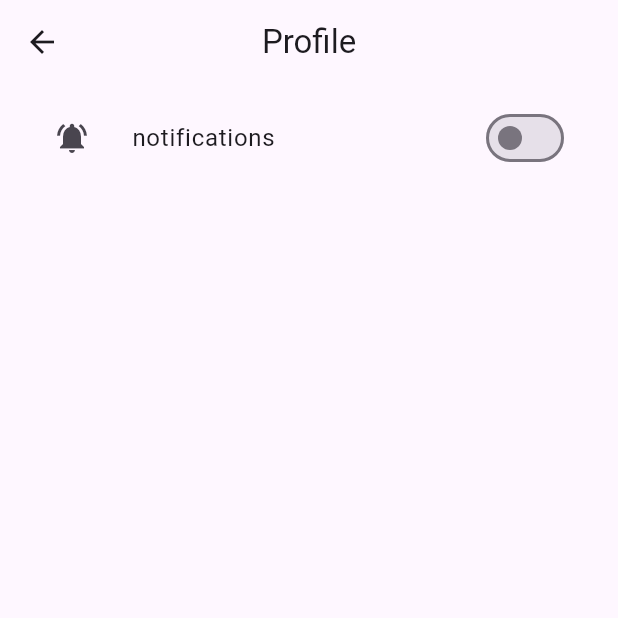
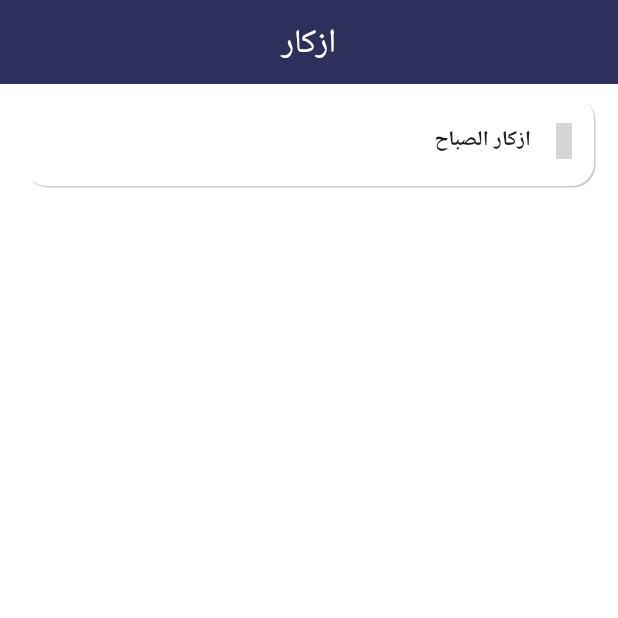
Before and after one commit to AyaNasserEzat/zeker_app, a Flutter app: the ProfileView screen opened directly, on a phone screen of 412 x 824 dp, the top half of it. Run offline on Flutter 3.47's test engine with Material 3 defaults, Android fonts, the phone set to English and light mode, and no system bars; our stand-ins replace adhan, audioplayers, bloc, dartz, dio, firebase_core and 12 more; missing offline and left inert: android_alarm_manager_plus, flutter_islamic_icons; accounts and stored records are empty; network calls fail; grey boxes are pictures that could not be loaded.

Commit message:
do notification part 2

```diff
--- a/lib/core/routs/app_router.dart
+++ b/lib/core/routs/app_router.dart
@@ -3,6 +3,7 @@ import 'package:flutter_bloc/flutter_bloc.dart';
 import 'package:go_router/go_router.dart';
 
 import 'package:zker/feature/home/presentation/views/widgets/bottom_nav_bar.dart';
+import 'package:zker/feature/profile/presentation/views/azkar_detail_view.dart';
 import 'package:zker/feature/sapha/data/models/ziker_model/ziker_model.dart';
 import 'package:zker/feature/sapha/presentation/view_model/cubits/add_ziker_cubit/add_ziker_cubit.dart';
 import 'package:zker/feature/sapha/presentation/views/sapha_view.dart';
@@ -36,6 +37,13 @@ class AppRouter {
   },
 ),
 
+ GoRoute(
+        name: 'azkars',
+        path: '/azkars',
+        // لو عايزة تبعتي بيانات: state.extra
+        builder: (context, state) => const AzkarDetailView(),
+      ),
+
     ],
   );
 }
--- a/lib/feature/home/presentation/views/widgets/bottom_nav_bar.dart
+++ b/lib/feature/home/presentation/views/widgets/bottom_nav_bar.dart
@@ -20,8 +20,8 @@ class _BottomNavBarScreenState extends State<BottomNavBarScreen> {
   int selectedIndex = 0;
 
   final List<IconData> icons = [Icons.home, FlutterIslamicIcons.tasbih2,FlutterIslamicIcons.tasbihHand,FlutterIslamicIcons.allah];
-  final List<String> labels = ['Home', 'السبحه',"ازكار","مواقيت الصلاه"];
-  final List<Widget> screens = [HomeView(), SaphaView(),AdhkarView(),PrayerTimesView()];
+  final List<String> labels = ['Home', 'السبحه',"مواقيت الصلاه","   ازكار"];
+  final List<Widget> screens = [HomeView(), SaphaView(),PrayerTimesView(),ProfileView()];
 
   @override
   Widget build(BuildContext context) {
--- /dev/null
+++ b/lib/feature/profile/presentation/data/models/time_model.dart
@@ -0,0 +1,6 @@
+class TimeModel {
+  final DateTime start;
+  final DateTime end;
+   Duration interval;
+TimeModel({required this.end,required this.start,required this.interval});
+}
--- a/lib/feature/profile/presentation/views/profile_view.dart
+++ b/lib/feature/profile/presentation/views/profile_view.dart
@@ -1,4 +1,7 @@
 import 'package:flutter/material.dart';
+import 'package:flutter_islamic_icons/flutter_islamic_icons.dart';
+import 'package:go_router/go_router.dart';
+import 'package:zker/core/utils/app_colors.dart';
 import 'package:zker/services/notification_services.dart';
 
 class ProfileView extends StatelessWidget {
@@ -8,20 +11,42 @@ class ProfileView extends StatelessWidget {
   Widget build(BuildContext context) {
     return  Scaffold
     (
-      appBar: AppBar(title: Text('Profile'),centerTitle: true,),
+      backgroundColor: AppColors.white,
+      appBar: AppBar(title: Text('ازكار',style: TextStyle(color: AppColors.white),),centerTitle: true,backgroundColor: AppColors.primaryColor,),
       body: Padding(
         padding: const EdgeInsets.all(8.0),
         child: Column(
           children: [
-            ListTile(
-              leading: IconButton(onPressed: (){
-                //NotificationServices.showNotification();
-              }, icon: Icon(Icons.notifications_active)),
-              title: Text("notifications"),
-              trailing: Switch(value: false, onChanged: (v){
+          InkWell(
+            onTap: () {
+              context.push("/azkars");
+            },
+            child: Padding(
+              padding: const EdgeInsets.only(left: 8.0,right: 8),
+              child: Container(
+                width: double.infinity,
+                height: 60,
+                decoration: BoxDecoration(
+                  borderRadius: BorderRadius.circular(15),
+                  color: AppColors.white,
+                  boxShadow: [BoxShadow(color: Colors.black.withOpacity(.2),offset: Offset(1, 1))],
 
-              }),
-            )
+                ),
+                child: Padding(
+                  padding: const EdgeInsets.only(right: 8.0),
+                  child: Row(
+                    spacing: 10,
+                    textDirection: TextDirection.rtl,
+                    children: [
+                      Icon(FlutterIslamicIcons.solidTasbih2),
+                      Text("ازكار الصباح",style: TextStyle(fontWeight: FontWeight.bold),),
+                    ],
+                  ),
+                ),
+              ),
+            ),
+          ),
+
           ],
         ),
       ),
--- a/lib/services/notification_services.dart
+++ b/lib/services/notification_services.dart
@@ -16,11 +16,20 @@ class NotificationServices {
     await flutterLocalNotificationsPlugin.initialize(initializationSettings);
   }
 static List<String> azkarList = [
-  "أصبحنا وأصبح الملك لله 🌸",
-  "اللهم بك أصبحنا وبك أمسينا ☀️",
-  "رضيت بالله ربًا وبالإسلام دينًا وبمحمد ﷺ نبيًا",
-  "اللهم ما أصبح بي من نعمة فمنك وحدك",
-  "لا إله إلا الله وحده لا شريك له"
+ "أصبحنا وأصبح الملك لله، والحمد لله، لا إله إلا الله وحده لا شريك له، له الملك وله الحمد وهو على كل شيء قدير 🌅",
+  "اللهم إني أسألك خير هذا اليوم: فتحه، ونصره، ونوره، وبركته، وهداه، وأعوذ بك من شر ما فيه وشر ما بعده 🤲",
+  "أصبحنا وأصبح الملك لله رب العالمين، اللهم إني أسألك خير هذا اليوم فتحه ونصره ونوره وبركته وهداه ☀️",
+  "رضيت بالله ربًا، وبالإسلام دينًا، وبمحمد ﷺ نبيًا ورسولًا 💚",
+  "اللهم ما أصبح بي من نعمة أو بأحد من خلقك فمنك وحدك لا شريك لك، فلك الحمد ولك الشكر 🌸",
+  "اللهم بك أصبحنا، وبك أمسينا، وبك نحيا، وبك نموت، وإليك النشور 🙌",
+  "حسبي الله لا إله إلا هو عليه توكلت وهو رب العرش العظيم (7 مرات) 🛡️",
+  "بسم الله الذي لا يضر مع اسمه شيء في الأرض ولا في السماء وهو السميع العليم (3 مرات) ✨",
+  "أعوذ بكلمات الله التامات من شر ما خلق (3 مرات) 🕊️",
+  "اللهم إني أصبحت أشهدك وأشهد حملة عرشك وملائكتك وجميع خلقك أنك أنت الله لا إله إلا أنت وحدك لا شريك لك وأن محمدًا عبدك ورسولك (4 مرات) 🌿",
+  "سبحان الله وبحمده (100 مرة) 🌟",
+  "لا إله إلا الله وحده لا شريك له، له الملك وله الحمد وهو على كل شيء قدير (100 مرة) 🕋",
+  "أستغفر الله وأتوب إليه (100 مرة) 💧",
+  "اللهم صل وسلم على نبينا محمد (10 مرات أو أكثر) ﷺ",
 ];
 
   static Future showNotification(DateTime start,DateTime end,Duration interval) async {
```
Also changed, not shown: lib/feature/profile/presentation/views/azkar_detail_view.dart (added, +52 -0 lines), lib/feature/profile/presentation/views/widgets/custom_switch.dart (added, +54 -0 lines), lib/feature/profile/presentation/views/widgets/riminder_dialog.dart (added, +130 -0 lines), lib/main.dart (+4 -4 lines).
